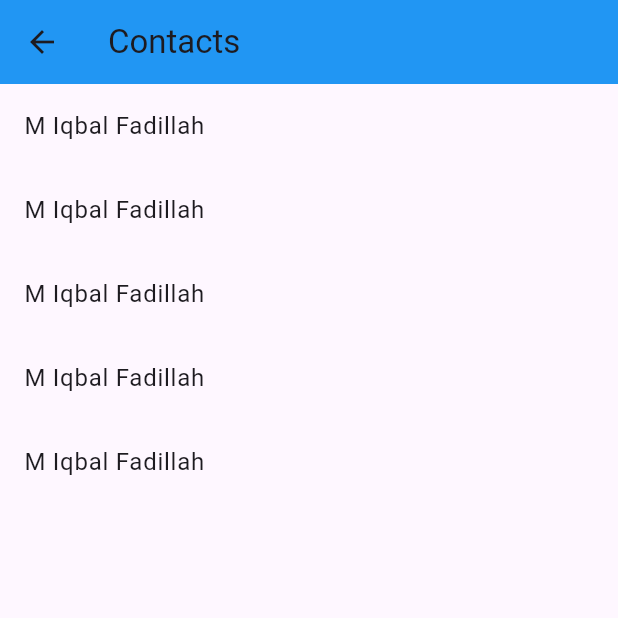
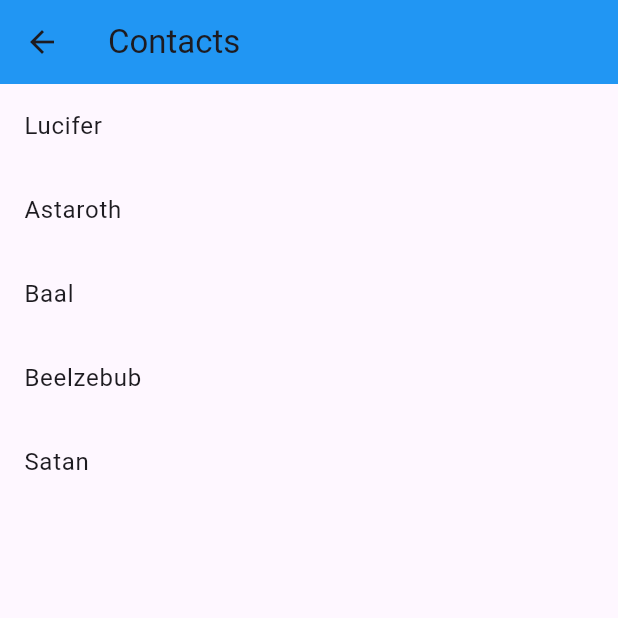
Before and after one commit to fikriymnn/mobile_github_test, a Flutter app: the Ervanpage screen opened directly, on a phone screen of 412 x 824 dp, the top half of it. Run offline on Flutter 3.47's test engine with Material 3 defaults, Android fonts, the light colour scheme and no system bars.

Commit message:
Mengubah nama

```diff
--- a/lib/ervanpage.dart
+++ b/lib/ervanpage.dart
@@ -19,19 +19,19 @@ class _ErvanpageState extends State<Ervanpage> {
         //menambah listview untuk nama kontak
         children: [
           ListTile(
-            title: Text("M Iqbal Fadillah"),
+            title: Text("Lucifer"),
           ),
           ListTile(
-            title: Text("M Iqbal Fadillah"),
+            title: Text("Astaroth"),
           ),
           ListTile(
-            title: Text("M Iqbal Fadillah"),
+            title: Text("Baal"),
           ),
           ListTile(
-            title: Text("M Iqbal Fadillah"),
+            title: Text("Beelzebub"),
           ),
           ListTile(
-            title: Text("M Iqbal Fadillah"),
+            title: Text("Satan"),
           ),
         ],
       ),
```
